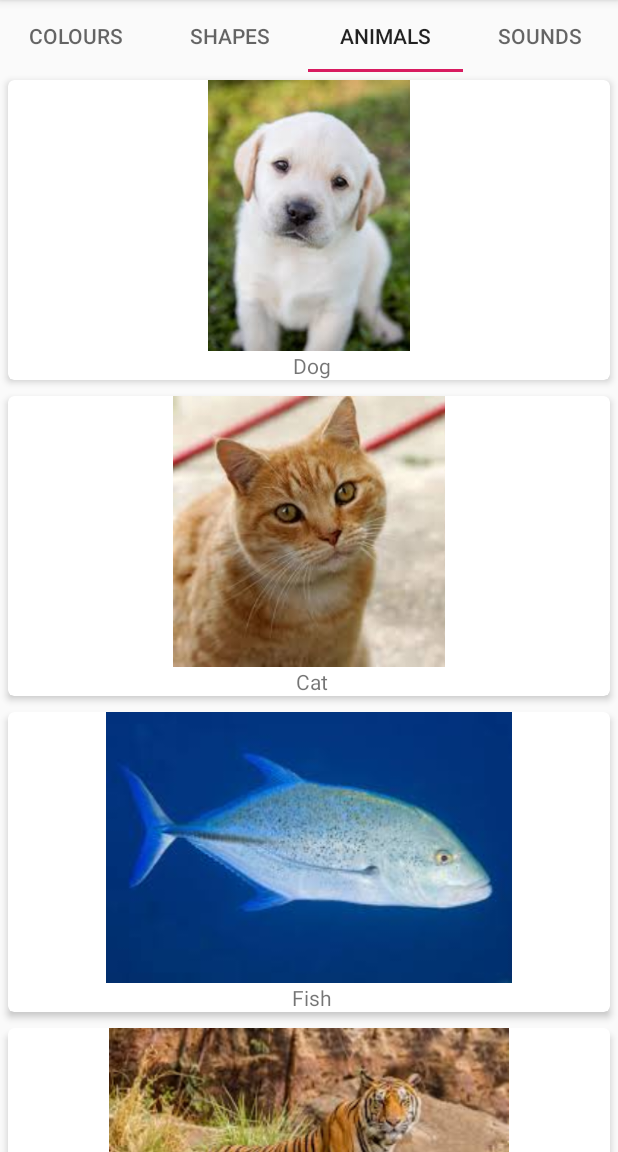
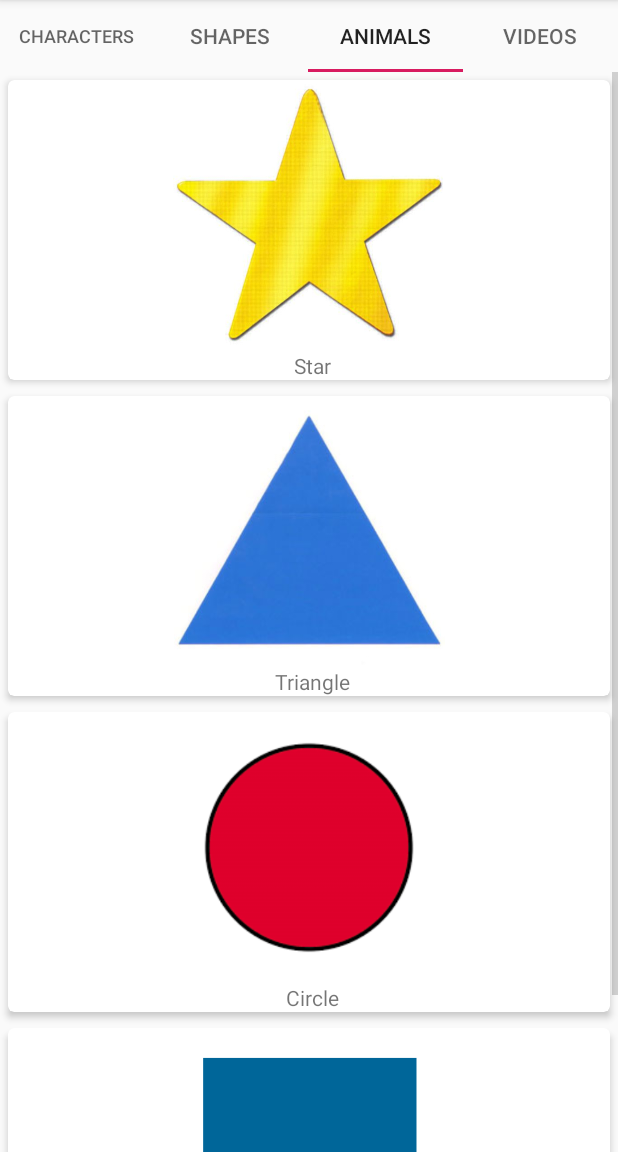
Before and after one commit to Holmesy221/ConnersApp, an Android app: the screen it shows after launch (MainActivity), tab 3 chosen, on a phone screen of 412 x 824 dp, the part 84-1236 px from its top. Run offline under Robolectric (Android 15) with nearby library versions, the phone set to English and light mode, and no system bars; 1 statement that could not run was skipped.

Commit message:
Changed names

```diff
--- a/app/src/main/java/holmes/holmesy/connersapp/Fragment/SoundsFragment.java
+++ b/app/src/main/java/holmes/holmesy/connersapp/Fragment/VideoFragment.java
@@ -13,10 +13,10 @@ import holmes.holmesy.connersapp.R;
 /**
  * A simple {@link Fragment} subclass.
  */
-public class SoundsFragment extends Fragment {
+public class VideoFragment extends Fragment {
 
 
-    public SoundsFragment() {
+    public VideoFragment() {
         // Required empty public constructor
     }
 
--- a/app/src/main/res/values/strings.xml
+++ b/app/src/main/res/values/strings.xml
@@ -3,8 +3,8 @@
 
     <!-- TODO: Remove or change this placeholder text -->
     <string name="hello_blank_fragment">Hello blank fragment</string>
-    <string name="colours_fragment">Colours</string>
+    <string name="colours_fragment">Characters</string>
     <string name="shapes_fragment">Shapes</string>
     <string name="animals_fragment">Animals</string>
-    <string name="sounds_fragment">Sounds</string>
+    <string name="sounds_fragment">Videos</string>
 </resources>
```
